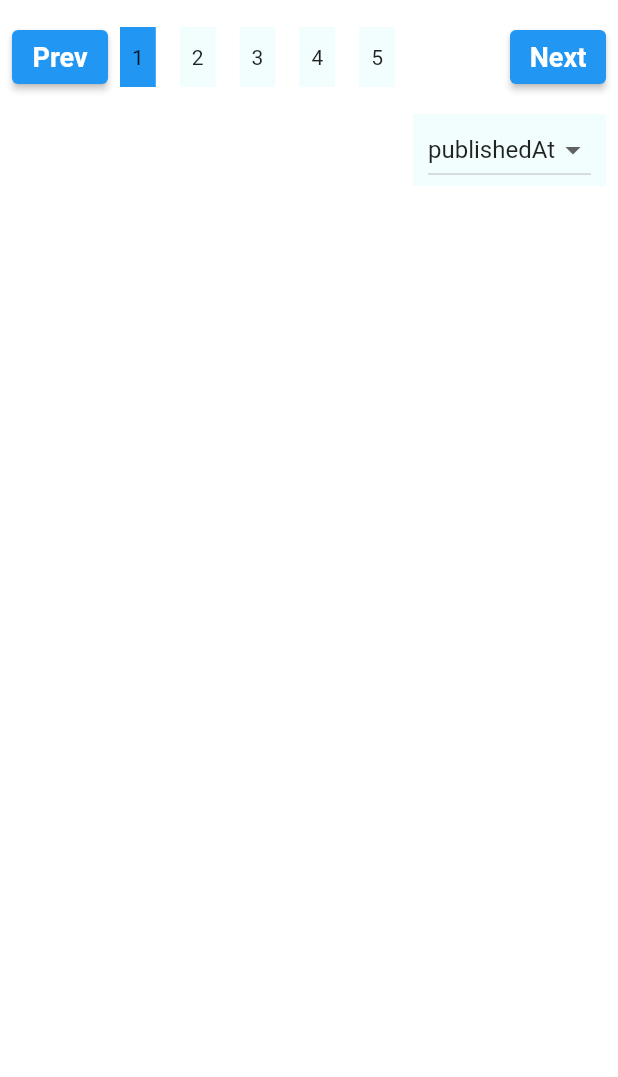
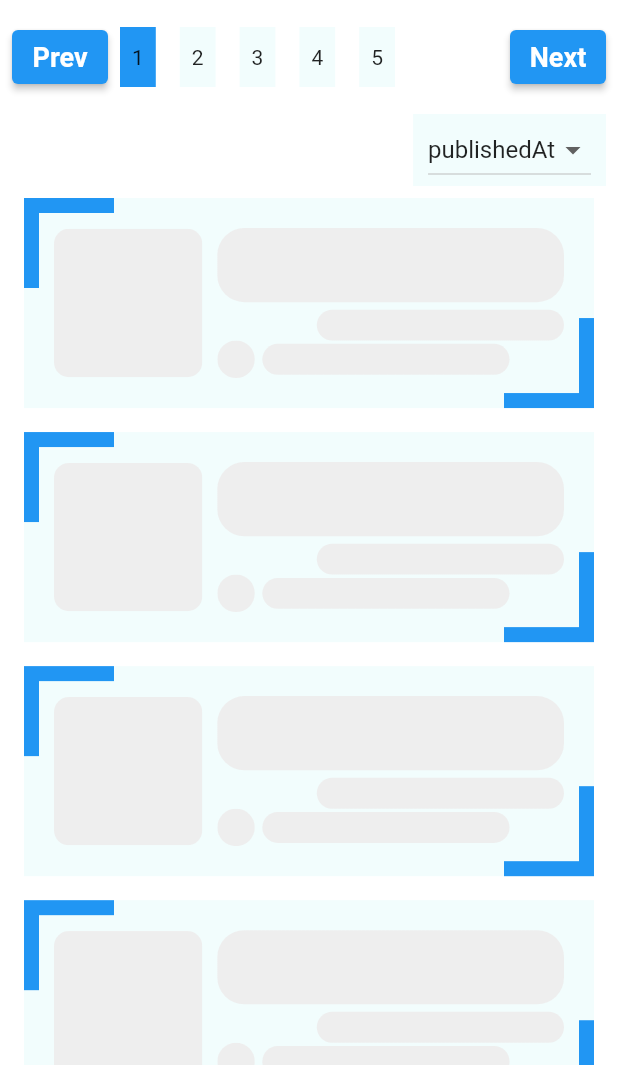
Before and after one commit to YashSah/Newspect_App, a Flutter app: the screen it shows after launch, on a phone screen of 412 x 824 dp, the part 159-1236 px from its top. Run offline on Flutter 3.47's test engine with Material 2 defaults, Android fonts, the phone set to English and light mode, and no system bars; drawn by our look-alikes of shimmer; our stand-ins replace fancy_shimmer_image, flutter_iconly, google_fonts, shared_preferences.

Commit message:
added skeleton

```diff
--- a/lib/screens/home_screen.dart
+++ b/lib/screens/home_screen.dart
@@ -3,12 +3,14 @@ import 'package:flutter_iconly/flutter_iconly.dart';
 import 'package:google_fonts/google_fonts.dart';
 import 'package:news_flutter/consts/vars.dart';
 import 'package:news_flutter/provider/dark_theme_provider.dart';
+import 'package:news_flutter/widgets/articles_widget.dart';
 import 'package:news_flutter/widgets/drawer_widget.dart';
 import 'package:news_flutter/widgets/tabs.dart';
 import 'package:news_flutter/widgets/vertical_spacing.dart';
 import 'package:provider/provider.dart';
 
 import '../services/utils.dart';
+import '../widgets/loading_widget.dart';
 
 class HomeScreen extends StatefulWidget {
   const HomeScreen({Key? key}) : super(key: key);
@@ -46,6 +48,7 @@ class _HomeScreenState extends State<HomeScreen> {
         body: Padding(
           padding: const EdgeInsets.all(8.0),
           child: Column(children: [
+
             Row(children: [
               TabsWidget(
                 text: 'All News',
@@ -61,7 +64,7 @@ class _HomeScreenState extends State<HomeScreen> {
                   });
                 },
                 fontSize: newsType == NewsType.allNews ? 22 : 14),
-              SizedBox(width: 25,),
+              const SizedBox(width: 25,),
               TabsWidget(
                   text: 'Top Trending',
                   color: newsType == NewsType.topTrending
@@ -78,7 +81,7 @@ class _HomeScreenState extends State<HomeScreen> {
                   fontSize: newsType == NewsType.topTrending ? 22 : 14),
               ],
             ),
-            VerticalSpacing(10),
+            const VerticalSpacing(10),
             newsType == NewsType.topTrending ? Container() : SizedBox(
               height: kBottomNavigationBarHeight,
               child: Row(
@@ -132,7 +135,7 @@ class _HomeScreenState extends State<HomeScreen> {
                     setState(() {
                       currentPageIndex += 1;
                     });
-                    print('$currentPageIndex index');
+                    //print('$currentPageIndex index');
                   },),
                 ],
               ),
@@ -152,9 +155,9 @@ class _HomeScreenState extends State<HomeScreen> {
                       onChanged: (String? value) {}),
                 ),
               ),
-            )
-            ],
-          ),
+            ),
+            LoadingWidget(),
+          ]),
         ),
       ),
     );
--- a/lib/services/utils.dart
+++ b/lib/services/utils.dart
@@ -6,7 +6,16 @@ import 'package:provider/provider.dart';
 class Utils{
   BuildContext context;
   Utils(this.context);
-
+  Size get getScreenSize => MediaQuery.of(context).size;
   bool get getTheme => Provider.of<DarkThemeProvider>(context).getDarkTheme;
   Color get getColor => getTheme ? Colors.white : Colors.black;
+
+  Color get baseShimmerColor =>
+      getTheme ? Colors.grey.shade500 : Colors.grey.shade200;
+
+  Color get highlightShimmerColor =>
+      getTheme ? Colors.grey.shade700 : Colors.grey.shade400;
+
+  Color get widgetShimmerColor =>
+      getTheme ? Colors.grey.shade600 : Colors.grey.shade100;
 }
--- /dev/null
+++ b/lib/widgets/loading_widget.dart
@@ -0,0 +1,164 @@
+import 'package:fancy_shimmer_image/fancy_shimmer_image.dart';
+import 'package:flutter/cupertino.dart';
+import 'package:flutter/material.dart';
+import 'package:news_flutter/consts/vars.dart';
+import 'package:news_flutter/services/utils.dart';
+import 'package:news_flutter/widgets/vertical_spacing.dart';
+import 'package:shimmer/shimmer.dart';
+
+class LoadingWidget extends StatefulWidget {
+  const LoadingWidget({Key? key}) : super(key: key);
+
+  @override
+  State<LoadingWidget> createState() => _LoadingWidgetState();
+}
+
+class _LoadingWidgetState extends State<LoadingWidget> {
+  BorderRadius borderRadius = BorderRadius.circular(18);
+  late Color baseShimmerColor, highlightShimmerColor, widgetShimmerColor;
+
+  @override
+  void didChangeDependencies() {
+    var utils= Utils(context);
+    baseShimmerColor=utils.baseShimmerColor;
+    highlightShimmerColor=utils.highlightShimmerColor;
+    widgetShimmerColor=utils.widgetShimmerColor;
+    super.didChangeDependencies();
+  }
+  @override
+  Widget build(BuildContext context) {
+    Size size = Utils(context).getScreenSize;
+    return Expanded(
+      child: ListView.builder(
+        itemCount: 20,
+        itemBuilder: (ctx, index){
+          return ArticlesShimmerEffectWidget(baseShimmerColor: baseShimmerColor, highlightShimmerColor: highlightShimmerColor, size: size, borderRadius: borderRadius, widgetShimmerColor: widgetShimmerColor);
+        }),
+    );
+  }
+}
+
+class ArticlesShimmerEffectWidget extends StatelessWidget {
+  const ArticlesShimmerEffectWidget({
+    Key? key,
+    required this.baseShimmerColor,
+    required this.highlightShimmerColor,
+    required this.size,
+    required this.borderRadius,
+    required this.widgetShimmerColor,
+  }) : super(key: key);
+
+  final Color baseShimmerColor;
+  final Color highlightShimmerColor;
+  final Size size;
+  final BorderRadius borderRadius;
+  final Color widgetShimmerColor;
+
+  @override
+  Widget build(BuildContext context) {
+    return Padding(
+      padding: const EdgeInsets.all(8.0),
+      child: Material(
+        color: Theme.of(context).cardColor,
+        child: Stack(
+              children: [
+                Container(
+                  height: 60,
+                  width: 60,
+                  color: Theme.of(context).colorScheme.primary,
+                ),
+                Positioned(
+                  right: 0,
+                  bottom: 0,
+                  child: Container(
+                    height: 60,
+                    width: 60,
+                    color: Theme.of(context).colorScheme.primary,
+                  ),
+                ),
+                Container(
+                  color: Theme
+                      .of(context)
+                      .cardColor,
+                  padding: const EdgeInsets.all(10),
+                  margin: const EdgeInsets.all(10),
+                  child: Shimmer.fromColors(
+                    baseColor: baseShimmerColor,
+                    highlightColor: highlightShimmerColor,
+                    child: Row(
+                      children: [
+                        ClipRRect(
+                            borderRadius: BorderRadius.circular(10),
+                            child: Container(
+                              color: widgetShimmerColor,
+                                height: size.height * 0.12,
+                                width: size.height * 0.12,
+                          ),
+                        ),
+                        const SizedBox(
+                          width: 10,
+                        ),
+                        Expanded(
+                          child: Column(
+                            crossAxisAlignment: CrossAxisAlignment.start,
+                            mainAxisAlignment: MainAxisAlignment.start,
+                            children: [
+                              Container(
+                               height: size.height*0.06,
+                                width: double.infinity,
+                                decoration: BoxDecoration(
+                                  borderRadius: borderRadius,
+                                  color: widgetShimmerColor,
+                                ),
+                              ),
+                              const VerticalSpacing(5),
+                              Align(
+                                alignment: Alignment.topRight,
+                                child:Container(
+                                  height: size.height*0.025,
+                                  width: size.width*0.4,
+                                  decoration: BoxDecoration(
+                                    borderRadius: borderRadius,
+                                    color: Colors.red,
+                                  ),
+                                ),
+                              ),
+
+                              FittedBox(
+                                child: Row(
+                                  children: [
+
+                                    ClipOval(
+                                      child: Container(
+                                        height: 25,
+                                        width: 25,
+                                      color: widgetShimmerColor,
+                                      ),
+                                    ),
+                                    const SizedBox(
+                                      width: 5,
+                                    ),
+                                    Container(
+                                      height: size.height*0.025,
+                                      width: size.width*0.4,
+                                      decoration: BoxDecoration(
+                                        borderRadius: borderRadius,
+                                        color: Colors.red,
+                                      ),
+                                    ),
+                                  ],
+                                ),
+                              )
+                            ],
+                          ),
+                        )
+                      ],
+                    ),
+                  ),
+                ),
+              ]
+          ),
+        ),
+      );
+  }
+}
--- a/pubspec.yaml
+++ b/pubspec.yaml
@@ -34,9 +34,14 @@ dependencies:
 
   # The following adds the Cupertino Icons font to your application.
   # Use with the CupertinoIcons class for iOS style icons.
+
+  #UI
   cupertino_icons: ^1.0.2
   flutter_iconly: ^1.0.2
   google_fonts: ^4.0.3
+  fancy_shimmer_image: ^2.0.2
+  shimmer: ^2.0.0
+  #Management
   shared_preferences: ^2.0.20
   provider: ^6.0.5
 
```
Also changed, not shown: lib/consts/vars.dart (+7 -0 lines), lib/widgets/articles_widget.dart (added, +105 -0 lines), pubspec.lock, 1 other file.
